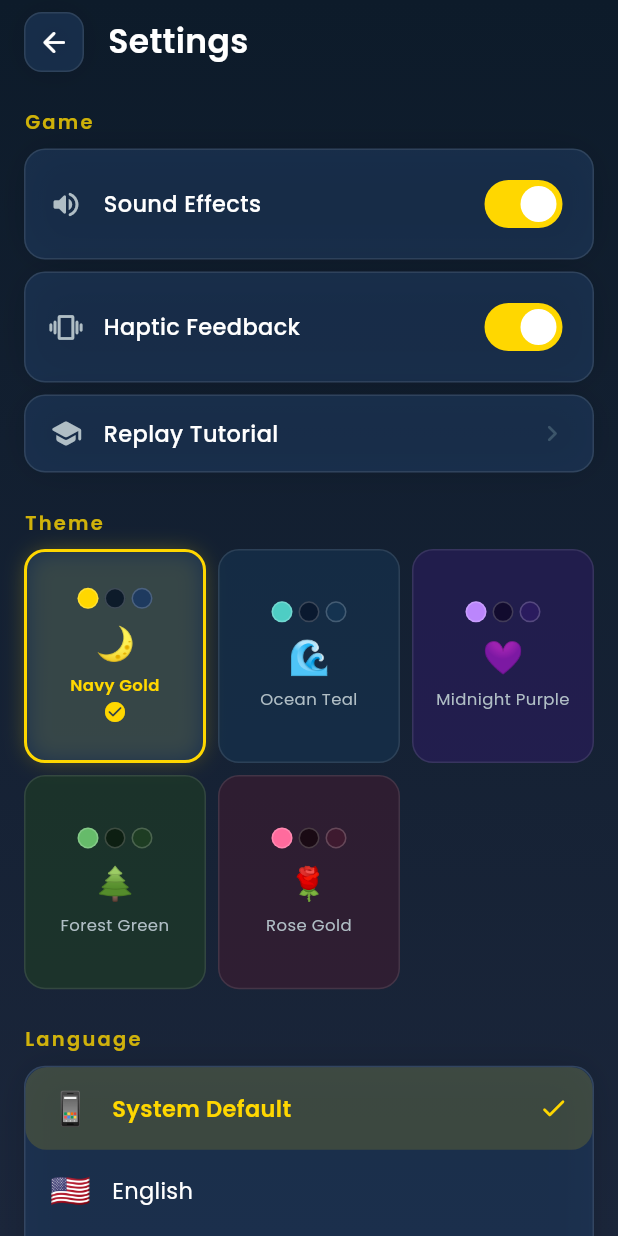
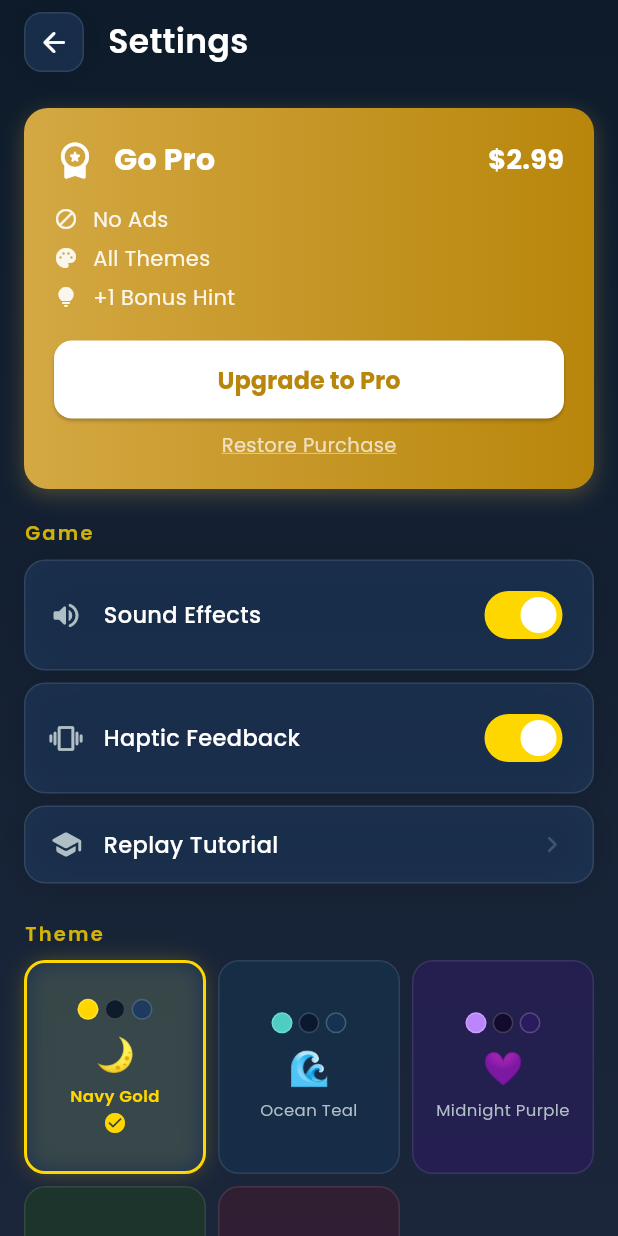
Before and after one commit to imamsatya/cryptiq, a Flutter app: the SettingsScreen screen opened by its route, on a phone screen of 412 x 824 dp. Run offline on Flutter 3.47's test engine with Material 3 defaults, Android fonts, the phone set to English and light mode, and no system bars; our stand-ins replace audioplayers, confetti, equatable, flutter_riverpod, go_router, google_mobile_ads and 4 more; accounts and stored records are empty.

Commit message:
feat: Go Pro IAP + complete monetization (Phase 5)
Phase 5 — Go Pro IAP:
- Created iap_service.dart (purchase, restore, verify)
- Gold Go Pro card in settings (benefits, purchase, restore)
- Green 'Pro Active ✓' badge when purchased
- Auto-disables ads on purchase
- Price display from store (fallback: $2.99)
- IapService initialized in main.dart

Files changed:
- NEW: lib/core/services/iap_service.dart
- MOD: lib/core/constants/app_constants.dart (proPrice)
- MOD: lib/presentation/screens/settings_screen.dart (Go Pro card)
- MOD: lib/main.dart (IapService init)

```diff
--- /dev/null
+++ b/lib/core/services/iap_service.dart
@@ -0,0 +1,135 @@
+import 'dart:async';
+import 'package:flutter/foundation.dart';
+import 'package:in_app_purchase/in_app_purchase.dart';
+import '../constants/app_constants.dart';
+import '../../data/datasources/local_database.dart';
+import 'ad_service.dart';
+
+/// Manages Go Pro in-app purchase.
+///
+/// Benefits:
+/// - All ads removed (banner, interstitial, rewarded)
+/// - All premium themes unlocked
+/// - +1 bonus hint per puzzle (within 50% cap)
+class IapService {
+  IapService._();
+  static final IapService instance = IapService._();
+
+  final InAppPurchase _iap = InAppPurchase.instance;
+  StreamSubscription<List<PurchaseDetails>>? _subscription;
+
+  bool _isAvailable = false;
+  ProductDetails? _proProduct;
+  bool _purchasePending = false;
+
+  bool get isAvailable => _isAvailable;
+  bool get isPro => LocalDatabase.instance.getProStatus();
+  bool get purchasePending => _purchasePending;
+  ProductDetails? get proProduct => _proProduct;
+
+  String get proPriceString => _proProduct?.price ?? '\$${AppConstants.proPrice}';
+
+  /// Initialize IAP and listen for purchase updates.
+  Future<void> initialize() async {
+    if (kIsWeb) {
+      debugPrint('IapService: IAP not available on web');
+      return;
+    }
+
+    _isAvailable = await _iap.isAvailable();
+    if (!_isAvailable) {
+      debugPrint('IapService: Store not available');
+      return;
+    }
+
+    // Listen for purchase updates
+    _subscription = _iap.purchaseStream.listen(
+      _onPurchaseUpdate,
+      onDone: () => _subscription?.cancel(),
+      onError: (error) => debugPrint('IapService: Stream error: $error'),
+    );
+
+    // Load product details
+    await _loadProducts();
+    debugPrint('IapService: Initialized');
+  }
+
+  Future<void> _loadProducts() async {
+    final response = await _iap.queryProductDetails({AppConstants.proProductId});
+    if (response.notFoundIDs.isNotEmpty) {
+      debugPrint('IapService: Product not found: ${response.notFoundIDs}');
+    }
+    if (response.productDetails.isNotEmpty) {
+      _proProduct = response.productDetails.first;
+      debugPrint('IapService: Product loaded: ${_proProduct!.title} - ${_proProduct!.price}');
+    }
+  }
+
+  /// Purchase Go Pro.
+  Future<bool> purchasePro() async {
+    if (!_isAvailable || _proProduct == null) {
+      debugPrint('IapService: Cannot purchase — store or product unavailable');
+      return false;
+    }
+
+    _purchasePending = true;
+
+    final purchaseParam = PurchaseParam(productDetails: _proProduct!);
+    try {
+      await _iap.buyNonConsumable(purchaseParam: purchaseParam);
+      return true;
+    } catch (e) {
+      debugPrint('IapService: Purchase failed: $e');
+      _purchasePending = false;
+      return false;
+    }
+  }
+
+  /// Restore previous purchases.
+  Future<void> restorePurchases() async {
+    if (!_isAvailable) return;
+    await _iap.restorePurchases();
+  }
+
+  void _onPurchaseUpdate(List<PurchaseDetails> purchaseDetailsList) {
+    for (final purchase in purchaseDetailsList) {
+      if (purchase.productID != AppConstants.proProductId) continue;
+
+      switch (purchase.status) {
+        case PurchaseStatus.purchased:
+        case PurchaseStatus.restored:
+          _verifyAndDeliver(purchase);
+          break;
+        case PurchaseStatus.error:
+          debugPrint('IapService: Purchase error: ${purchase.error}');
+          _purchasePending = false;
+          break;
+        case PurchaseStatus.canceled:
+          debugPrint('IapService: Purchase canceled');
+          _purchasePending = false;
+          break;
+        case PurchaseStatus.pending:
+          debugPrint('IapService: Purchase pending');
+          break;
+      }
+
+      if (purchase.pendingCompletePurchase) {
+        _iap.completePurchase(purchase);
+      }
+    }
+  }
+
+  void _verifyAndDeliver(PurchaseDetails purchase) {
+    // For now, trust the store receipt. Add server-side verification for production.
+    LocalDatabase.instance.setProStatus(true);
+    _purchasePending = false;
+
+    // Reinitialize ad service to disable ads
+    AdService.instance.disposeBanner();
+    debugPrint('IapService: Pro activated! Ads disabled.');
+  }
+
+  void dispose() {
+    _subscription?.cancel();
+  }
+}
--- a/lib/main.dart
+++ b/lib/main.dart
@@ -6,6 +6,7 @@ import 'l10n/app_localizations.dart';
 import 'core/theme/app_theme.dart';
 import 'core/services/audio_service.dart';
 import 'core/services/ad_service.dart';
+import 'core/services/iap_service.dart';
 import 'data/datasources/local_database.dart';
 import 'presentation/router/app_router.dart';
 import 'presentation/providers/theme_provider.dart';
@@ -37,6 +38,9 @@ void main() async {
   // Initialize ads
   await AdService.instance.initialize();
 
+  // Initialize in-app purchases
+  await IapService.instance.initialize();
+
   runApp(const ProviderScope(child: CryptiqApp()));
 }
 
--- a/lib/presentation/screens/settings_screen.dart
+++ b/lib/presentation/screens/settings_screen.dart
@@ -5,6 +5,7 @@ import 'package:go_router/go_router.dart';
 import '../../core/theme/app_theme.dart';
 import '../../core/theme/theme_presets.dart';
 import '../../core/services/audio_service.dart';
+import '../../core/services/iap_service.dart';
 import '../../data/datasources/local_database.dart';
 import '../../core/constants/app_constants.dart';
 import '../providers/theme_provider.dart';
@@ -32,6 +33,7 @@ class _SettingsScreenState extends ConsumerState<SettingsScreen> {
   @override
   Widget build(BuildContext context) {
     final l10n = AppLocalizations.of(context)!;
+    final isPro = LocalDatabase.instance.getProStatus();
     return Scaffold(
       body: Container(
         decoration: BoxDecoration(gradient: AppTheme.backgroundGradient),
@@ -69,6 +71,10 @@ class _SettingsScreenState extends ConsumerState<SettingsScreen> {
                 child: ListView(
                   padding: const EdgeInsets.all(16),
                   children: [
+                    // Go Pro Section
+                    _buildProCard(isPro),
+                    const SizedBox(height: 20),
+
                     // Game Settings
                     _buildSectionTitle('Game'),
                     const SizedBox(height: 8),
@@ -324,6 +330,115 @@ class _SettingsScreenState extends ConsumerState<SettingsScreen> {
     );
   }
 
+  Widget _buildProCard(bool isPro) {
+    return Container(
+      decoration: BoxDecoration(
+        gradient: isPro
+            ? LinearGradient(colors: [Colors.green.shade800, Colors.green.shade600])
+            : const LinearGradient(colors: [Color(0xFFD4A843), Color(0xFFB8860B)]),
+        borderRadius: BorderRadius.circular(16),
+        boxShadow: [
+          BoxShadow(
+            color: (isPro ? Colors.green : const Color(0xFFD4A843)).withValues(alpha: 0.3),
+            blurRadius: 12,
+            offset: const Offset(0, 4),
+          ),
+        ],
+      ),
+      child: Padding(
+        padding: const EdgeInsets.all(20),
+        child: Column(
+          crossAxisAlignment: CrossAxisAlignment.start,
+          children: [
+            Row(
+              children: [
+                Icon(isPro ? Icons.verified_rounded : Icons.workspace_premium_rounded,
+                    color: Colors.white, size: 28),
+                const SizedBox(width: 12),
+                Text(
+                  isPro ? 'CryptiQ Pro ✓' : 'Go Pro',
+                  style: const TextStyle(
+                    fontSize: 20,
+                    fontWeight: FontWeight.bold,
+                    color: Colors.white,
+                  ),
+                ),
+                const Spacer(),
+                if (!isPro)
+                  Text(
+                    IapService.instance.proPriceString,
+                    style: const TextStyle(
+                      fontSize: 18,
+                      fontWeight: FontWeight.w700,
+                      color: Colors.white,
+                    ),
+                  ),
+              ],
+            ),
+            const SizedBox(height: 12),
+            _proBenefit(Icons.block_rounded, 'No Ads'),
+            _proBenefit(Icons.palette_rounded, 'All Themes'),
+            _proBenefit(Icons.lightbulb_rounded, '+1 Bonus Hint'),
+            if (!isPro) ...[
+              const SizedBox(height: 16),
+              SizedBox(
+                width: double.infinity,
+                child: ElevatedButton(
+                  onPressed: () async {
+                    await IapService.instance.purchasePro();
+                    if (mounted) setState(() {});
+                  },
+                  style: ElevatedButton.styleFrom(
+                    backgroundColor: Colors.white,
+                    foregroundColor: const Color(0xFFB8860B),
+                    padding: const EdgeInsets.symmetric(vertical: 14),
+                    shape: RoundedRectangleBorder(
+                        borderRadius: BorderRadius.circular(12)),
+                  ),
+                  child: const Text('Upgrade to Pro',
+                      style: TextStyle(fontWeight: FontWeight.w700, fontSize: 16)),
+                ),
+              ),
+              const SizedBox(height: 8),
+              Center(
+                child: GestureDetector(
+                  onTap: () async {
+                    await IapService.instance.restorePurchases();
+                    await Future.delayed(const Duration(seconds: 1));
+                    if (mounted) setState(() {});
+                  },
+                  child: Text(
+                    'Restore Purchase',
+                    style: TextStyle(
+                      fontSize: 13,
+                      color: Colors.white.withValues(alpha: 0.7),
+                      decoration: TextDecoration.underline,
+                      decorationColor: Colors.white.withValues(alpha: 0.5),
+                    ),
+                  ),
+                ),
+              ),
+            ],
+          ],
+        ),
+      ),
+    );
+  }
+
+  Widget _proBenefit(IconData icon, String text) {
+    return Padding(
+      padding: const EdgeInsets.symmetric(vertical: 3),
+      child: Row(
+        children: [
+          Icon(icon, color: Colors.white.withValues(alpha: 0.9), size: 16),
+          const SizedBox(width: 10),
+          Text(text,
+              style: TextStyle(color: Colors.white.withValues(alpha: 0.9), fontSize: 14)),
+        ],
+      ),
+    );
+  }
+
   Widget _buildSectionTitle(String title) {
     return Text(
       title,
```
